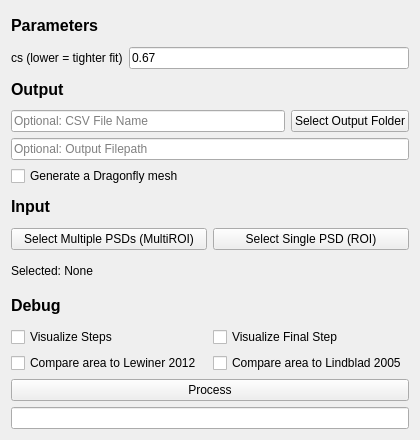
AlexanderJCS/3D-Pancake, file mainformpancake3d.ui: the form before one commit.
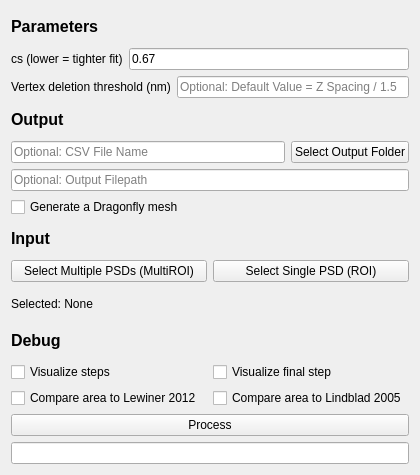
The form after the commit. Custom widgets are drawn as their Qt base class.

Commit message: make dist threshold customizable

The edit to the form file:
```diff
--- a/mainformpancake3d.ui
+++ b/mainformpancake3d.ui
@@ -7,7 +7,7 @@
     <x>0</x>
     <y>0</y>
     <width>420</width>
-    <height>440</height>
+    <height>475</height>
    </rect>
   </property>
   <property name="sizePolicy">
@@ -19,7 +19,7 @@
   <property name="minimumSize">
    <size>
     <width>420</width>
-    <height>440</height>
+    <height>475</height>
    </size>
   </property>
   <property name="windowTitle">
@@ -57,6 +57,24 @@
      </item>
     </layout>
    </item>
+   <item>
+    <layout class="QHBoxLayout" name="horizontalLayout">
+     <item>
+      <widget class="QLabel" name="label_vertex_deletion_threshold">
+       <property name="text">
+        <string>Vertex deletion threshold (nm)</string>
+       </property>
+      </widget>
+     </item>
+     <item>
+      <widget class="QLineEdit" name="line_edit_vertex_deletion_threshold">
+       <property name="placeholderText">
+        <string>Optional: Default Value = Z Spacing / 1.5</string>
+       </property>
+      </widget>
+     </item>
+    </layout>
+   </item>
    <item>
     <widget class="QLabel" name="label">
      <property name="font">
@@ -158,7 +176,7 @@
         <string>Visualize each step of the algorithm in a new window. Not recommended for regular use or with processing MultiROIs.</string>
        </property>
        <property name="text">
-        <string>Visualize Steps</string>
+        <string>Visualize steps</string>
        </property>
       </widget>
      </item>
@@ -168,7 +186,7 @@
         <string>Visualize the final step of the algorithm in a new window. Not recommended for regular use or with processing MultiROIs.</string>
        </property>
        <property name="text">
-        <string>Visualize Final Step</string>
+        <string>Visualize final step</string>
        </property>
       </widget>
      </item>
```
The commit also changes 3 other files.
